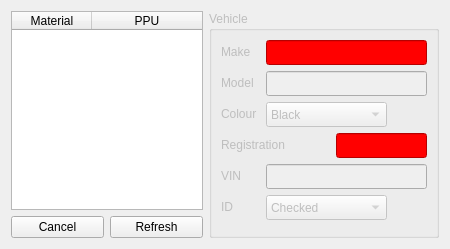
Before: the Qt Designer form main_program/gui_interface_designs/material_widget_design.ui in yimenhfeifei/josm-invoice, drawn with Qt 5.
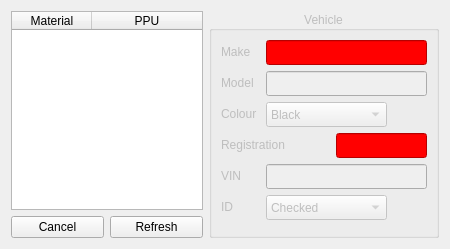
After: the same form once the commit is applied. Custom widgets are drawn as their Qt base class.

```diff
--- a/main_program/gui_interface_designs/material_widget_design.ui
+++ b/main_program/gui_interface_designs/material_widget_design.ui
@@ -94,6 +94,9 @@
      <property name="title">
       <string>Vehicle</string>
      </property>
+     <property name="alignment">
+      <set>Qt::AlignCenter</set>
+     </property>
      <property name="checkable">
       <bool>false</bool>
      </property>
```
Left out of the diff: 12 changed lines with no effect on the pictures.
